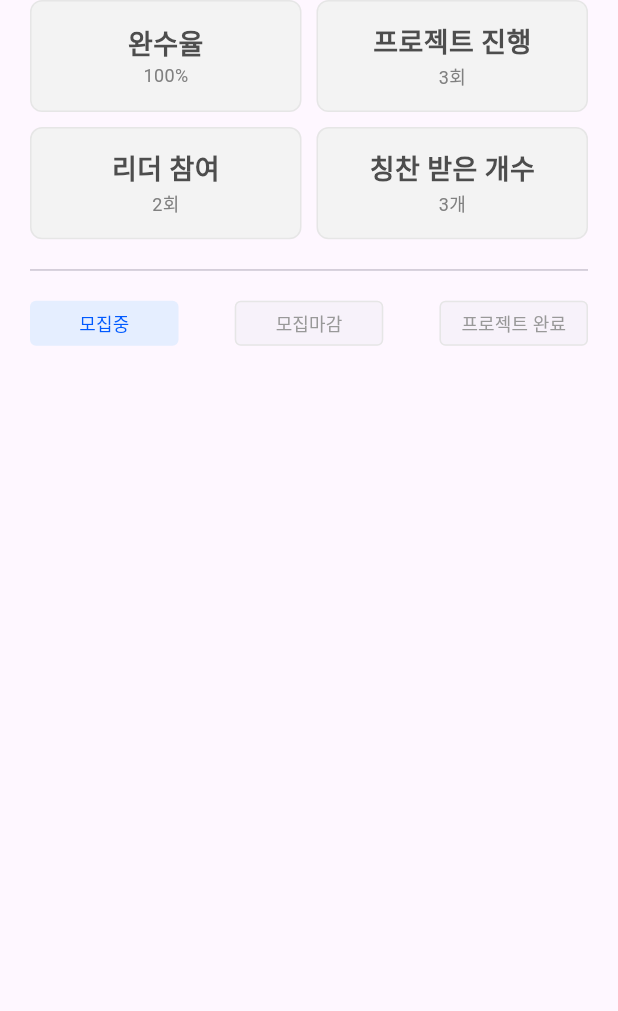
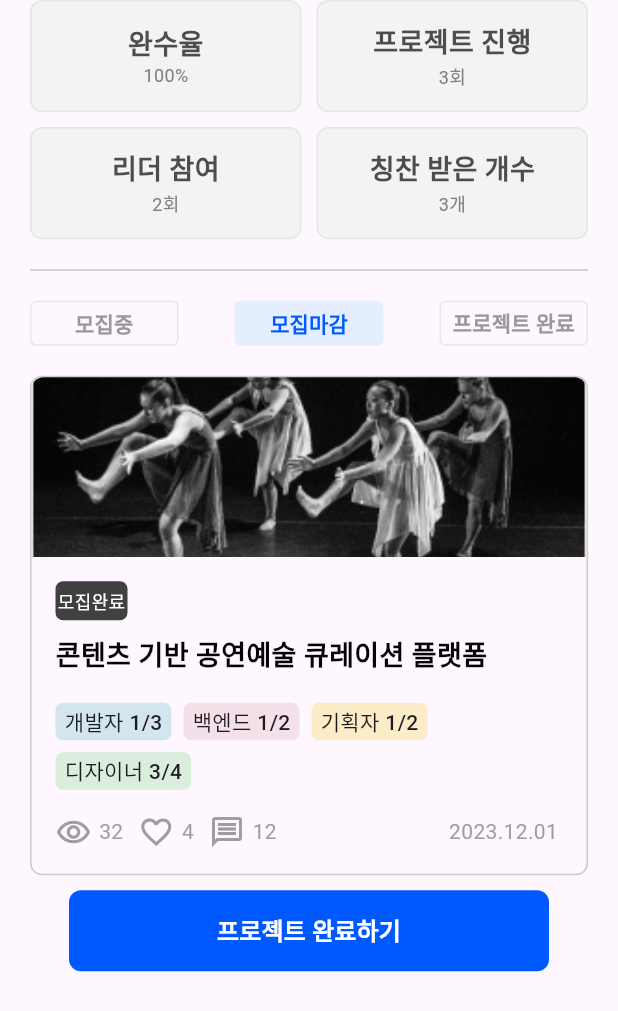
Before and after one commit to 9weeks-app-web/Team-6, a Flutter app: the MyProjectPage screen opened directly, after a tap on "모집마감", on a phone screen of 412 x 824 dp. Shown: the top 1011 px of the screen. Run offline on Flutter 3.47's test engine with Material 3 defaults, Android fonts, the phone set to English and light mode, and no system bars; our stand-ins replace dotted_border, equatable, file_picker, flutter_riverpod, flutter_svg, fluttertoast and 2 more; accounts and stored records are empty; Roboto replaces fonts that are missing (Pretendard).

Commit message:
add project Card Widget

```diff
--- a/lib/view/pages/my_pages/my_community_page.dart
+++ b/lib/view/pages/my_pages/my_community_page.dart
@@ -63,9 +63,8 @@ class MyCommunityPortfolioPage extends ConsumerWidget {
                     ? DesignColor.Primary.shade10
                     : DesignColor.Neutral.shade10),
             shape: DesignButtonStyle.BorderStyle04,
-            backgroundColor: isSelected
-                ? DesignColor.Primary.shade10
-                : DesignColor.Neutral.shade10),
+            backgroundColor:
+                isSelected ? DesignColor.Primary.shade10 : Colors.transparent),
         onPressed: () {
           ref.read(myCommunitypageProvider.notifier).pageChanged(index);
         },
--- a/lib/view/pages/my_pages/my_interest_portfolio_detail_page.dart
+++ b/lib/view/pages/my_pages/my_interest_portfolio_detail_page.dart
@@ -79,9 +79,11 @@ class MyInterestPortfolioDetailPage extends ConsumerWidget {
               ),
               elevation: 0, // 그림자 제거
             ),
-            child: const Text(
+            child: Text(
               '비슷한 포트폴리오 더 보러 가기',
-              style: TextStyle(fontSize: 16),
+              style: DesignTextStyle(
+                      color: Colors.white, style: DesignStyle.Label_1_SemiBold)
+                  .textStyle,
             ),
           ),
         ),
--- a/lib/view/pages/my_pages/my_project_page.dart
+++ b/lib/view/pages/my_pages/my_project_page.dart
@@ -1,12 +1,19 @@
 import 'package:flutter/material.dart';
 import 'package:flutter_app/common.dart';
+import 'package:flutter_app/view/widgets/my_project_widget/my_project_deadline_widget.dart';
+import 'package:flutter_app/view/widgets/my_project_widget/my_project_finish_widget.dart';
+import 'package:flutter_app/view/widgets/my_project_widget/my_project_hiring_widget.dart';
 import 'package:flutter_app/view/widgets/my_project_widget/my_project_info_card_widget.dart';
+import 'package:flutter_app/viewmodel/my_project_page_viewmodel/my_project_page_notifier.dart';
+import 'package:flutter_app/viewmodel/my_project_page_viewmodel/my_project_page_state.dart';
+import 'package:flutter_riverpod/flutter_riverpod.dart';
 
-class MyProjectPage extends StatelessWidget {
+class MyProjectPage extends ConsumerWidget {
   const MyProjectPage({super.key});
 
   @override
-  Widget build(BuildContext context) {
+  Widget build(BuildContext context, WidgetRef ref) {
+    final state = ref.watch(myProjectpageProvider);
     return Scaffold(
       body: Center(
         child: Padding(
@@ -36,48 +43,26 @@ class MyProjectPage extends StatelessWidget {
               Row(
                 mainAxisAlignment: MainAxisAlignment.spaceBetween,
                 children: [
-                  SizedBox(
-                    width: 99,
-                    height: 30,
-                    child: ElevatedButton(
-                      style: ElevatedButton.styleFrom(
-                        elevation: 0,
-                        backgroundColor: DesignColor.Primary.shade10,
-                        shape: DesignButtonStyle.BorderStyle04,
+                  _buildButton('모집중', 0, state, ref),
+                  _buildButton('모집마감', 1, state, ref),
+                  _buildButton('프로젝트 완료', 2, state, ref),
+                ],
               ),
-                      onPressed: () {},
-                      child: Text(
-                        '모집중',
-                        style: DesignTextStyle(
-                                color: DesignColor.Primary,
-                                style: DesignStyle.Caption_1_Medium)
-                            .textStyle,
+              const SizedBox(
+                height: 20,
+              ),
+              _buildPageBody(context, state.page),
+            ],
           ),
         ),
       ),
-                  SizedBox(
-                    width: 99,
-                    height: 30,
-                    child: ElevatedButton(
-                      style: ElevatedButton.styleFrom(
-                        elevation: 0,
-                        side: BorderSide(
-                          width: 1.0,
-                          color: DesignColor.Neutral.shade10,
-                        ),
-                        shape: DesignButtonStyle.BorderStyle04,
-                      ),
-                      onPressed: () {},
-                      child: Text(
-                        '모집마감',
-                        style: DesignTextStyle(
-                                color: DesignColor.Neutral.shade40,
-                                style: DesignStyle.Caption_1_Medium)
-                            .textStyle,
-                      ),
-                    ),
-                  ),
-                  SizedBox(
+    );
+  }
+
+  Widget _buildButton(
+      String title, int index, MyProjectPageState state, WidgetRef ref) {
+    bool isSelected = state.page == index ? true : false;
+    return SizedBox(
       width: 99,
       height: 30,
       child: ElevatedButton(
@@ -86,26 +71,38 @@ class MyProjectPage extends StatelessWidget {
             elevation: 0,
             side: BorderSide(
                 width: 1.0,
-                          color: DesignColor.Neutral.shade10,
-                        ),
+                color: isSelected
+                    ? DesignColor.Primary.shade10
+                    : DesignColor.Neutral.shade10),
             shape: DesignButtonStyle.BorderStyle04,
-                      ),
-                      onPressed: () {},
+            backgroundColor:
+                isSelected ? DesignColor.Primary.shade10 : Colors.transparent),
+        onPressed: () {
+          ref.read(myProjectpageProvider.notifier).pageChanged(index);
+        },
         child: Text(
-                        '프로젝트 완료',
+          title,
           style: DesignTextStyle(
-                                color: DesignColor.Neutral.shade40,
-                                style: DesignStyle.Caption_1_Medium)
+                  color: isSelected
+                      ? DesignColor.Primary
+                      : DesignColor.Neutral.shade40,
+                  style: DesignStyle.Label_2_SemiBold)
               .textStyle,
-                      ),
-                    ),
-                  ),
-                ],
-              ),
-            ],
-          ),
         ),
       ),
     );
   }
+
+  Widget _buildPageBody(BuildContext context, int pageIndex) {
+    switch (pageIndex) {
+      case 0:
+        return const MyProjectHiringWidget();
+      case 1:
+        return const MyProjectDeadLineWidget();
+      case 2:
+        return const MyProjectFinishWidget();
+      default:
+        return const SizedBox.shrink();
     }
+  }
+}
--- /dev/null
+++ b/lib/view/widgets/my_project_widget/my_project_deadline_widget.dart
@@ -0,0 +1,47 @@
+import 'package:flutter/material.dart';
+import 'package:flutter_app/common.dart';
+import 'package:flutter_app/view/widgets/project_widgets/project_card_widget.dart';
+
+class MyProjectDeadLineWidget extends StatelessWidget {
+  const MyProjectDeadLineWidget({super.key});
+
+  @override
+  Widget build(BuildContext context) {
+    return Column(
+      children: [
+        const ProjectCardWidget(
+          isRecruiting: false,
+          imagePath: 'assets/images/project/human.png',
+          projectName: '콘텐츠 기반 공연예술 큐레이션 플랫폼',
+          width: CardWidth.wMax,
+        ),
+        const SizedBox(
+          height: 10,
+        ),
+        SizedBox(
+          width: 320,
+          height: 54,
+          child: ElevatedButton(
+            onPressed: () {
+              // 버튼이 눌렸을 때 실행할 로직
+            },
+            style: ElevatedButton.styleFrom(
+              foregroundColor: Colors.white,
+              backgroundColor: DesignColor.Primary, // 버튼 텍스트 색상
+              shape: RoundedRectangleBorder(
+                borderRadius: BorderRadius.circular(8),
+              ),
+              elevation: 0, // 그림자 제거
+            ),
+            child: Text(
+              '프로젝트 완료하기',
+              style: DesignTextStyle(
+                      color: Colors.white, style: DesignStyle.Label_1_SemiBold)
+                  .textStyle,
+            ),
+          ),
+        ),
+      ],
+    );
+  }
+}
--- /dev/null
+++ b/lib/view/widgets/my_project_widget/my_project_finish_widget.dart
@@ -0,0 +1,47 @@
+import 'package:flutter/material.dart';
+import 'package:flutter_app/common.dart';
+import 'package:flutter_app/view/widgets/project_widgets/project_card_widget.dart';
+
+class MyProjectFinishWidget extends StatelessWidget {
+  const MyProjectFinishWidget({super.key});
+
+  @override
+  Widget build(BuildContext context) {
+    return Column(
+      children: [
+        const ProjectCardWidget(
+          isRecruiting: false,
+          imagePath: 'assets/images/project/dog.png',
+          projectName: '강아지 산책 앱 서비스 팀원 모집',
+          width: CardWidth.wMax,
+        ),
+        const SizedBox(
+          height: 10,
+        ),
+        SizedBox(
+          width: 320,
+          height: 54,
+          child: ElevatedButton(
+            onPressed: () {
+              // 버튼이 눌렸을 때 실행할 로직
+            },
+            style: ElevatedButton.styleFrom(
+              foregroundColor: Colors.white,
+              backgroundColor: DesignColor.Primary, // 버튼 텍스트 색상
+              shape: RoundedRectangleBorder(
+                borderRadius: BorderRadius.circular(8),
+              ),
+              elevation: 0, // 그림자 제거
+            ),
+            child: Text(
+              '팀원에게 칭찬하기',
+              style: DesignTextStyle(
+                      color: Colors.white, style: DesignStyle.Label_1_SemiBold)
+                  .textStyle,
+            ),
+          ),
+        ),
+      ],
+    );
+  }
+}
--- /dev/null
+++ b/lib/view/widgets/my_project_widget/my_project_hiring_widget.dart
@@ -0,0 +1,47 @@
+import 'package:flutter/material.dart';
+import 'package:flutter_app/common.dart';
+import 'package:flutter_app/view/widgets/project_widgets/project_card_widget.dart';
+
+class MyProjectHiringWidget extends StatelessWidget {
+  const MyProjectHiringWidget({super.key});
+
+  @override
+  Widget build(BuildContext context) {
+    return Column(
+      children: [
+        const ProjectCardWidget(
+          isRecruiting: true,
+          imagePath: 'assets/images/project/dog.png',
+          projectName: '강아지 산책 앱 서비스 팀원 모집',
+          width: CardWidth.wMax,
+        ),
+        const SizedBox(
+          height: 10,
+        ),
+        SizedBox(
+          width: 320,
+          height: 54,
+          child: ElevatedButton(
+            onPressed: () {
+              // 버튼이 눌렸을 때 실행할 로직
+            },
+            style: ElevatedButton.styleFrom(
+              foregroundColor: Colors.white,
+              backgroundColor: DesignColor.Primary, // 버튼 텍스트 색상
+              shape: RoundedRectangleBorder(
+                borderRadius: BorderRadius.circular(8),
+              ),
+              elevation: 0, // 그림자 제거
+            ),
+            child: Text(
+              '모집완료하기',
+              style: DesignTextStyle(
+                      color: Colors.white, style: DesignStyle.Label_1_SemiBold)
+                  .textStyle,
+            ),
+          ),
+        ),
+      ],
+    );
+  }
+}
--- a/lib/view/widgets/project_widgets/project_card_widget.dart
+++ b/lib/view/widgets/project_widgets/project_card_widget.dart
@@ -30,7 +30,8 @@ class ProjectCardWidget extends StatelessWidget {
         context.push('/project/detail');
       },
       child: Container(
-        width: 300,
+        width:
+            width == CardWidth.wMax ? MediaQuery.of(context).size.width : 300,
         decoration: BoxDecoration(
           borderRadius: BorderRadius.circular(8),
           border: Border.all(
@@ -42,12 +43,9 @@ class ProjectCardWidget extends StatelessWidget {
           children: [
             Container(
               width: width == CardWidth.wMax
-                  ? MediaQuery
-                  .of(context)
-                  .size
-                  .width
+                  ? MediaQuery.of(context).size.width
                   : 300,
-              height: 100,
+              height: 120,
               decoration: BoxDecoration(
                 image: DecorationImage(
                   image: AssetImage(imagePath),
@@ -70,7 +68,7 @@ class ProjectCardWidget extends StatelessWidget {
                     RecruitingChip(
                       isRecruiting: isRecruiting,
                     ),
-                    SizedBox(height: 10),
+                    const SizedBox(height: 10),
                     Text(
                       projectName,
                       style: width == CardWidth.wMax
@@ -85,18 +83,18 @@ class ProjectCardWidget extends StatelessWidget {
                       overflow: TextOverflow.ellipsis,
                     ),
                     const SizedBox(height: 18),
-                    Row(
+                    const Row(
                       children: [
                         RoleChip(
                           label: '개발자 1/3',
                           color: Color(0xFFD3E5EF),
                         ),
-                        const SizedBox(width: 8),
+                        SizedBox(width: 8),
                         RoleChip(
                           label: '백엔드 1/2',
                           color: Color(0xFFF4E0E9),
                         ),
-                        const SizedBox(width: 8),
+                        SizedBox(width: 8),
                         RoleChip(
                           label: '기획자 1/2',
                           color: Color(0xFFFDECC8),
@@ -104,7 +102,7 @@ class ProjectCardWidget extends StatelessWidget {
                       ],
                     ),
                     const SizedBox(height: 8),
-                    Row(
+                    const Row(
                       children: [
                         RoleChip(
                           label: '디자이너 3/4',
@@ -112,8 +110,8 @@ class ProjectCardWidget extends StatelessWidget {
                         ),
                       ],
                     ),
-                    SizedBox(height: 16),
-                    InfoProject(
+                    const SizedBox(height: 16),
+                    const InfoProject(
                       viewCount: 32,
                       commentCount: 12,
                       likeCount: 4,
--- /dev/null
+++ b/lib/viewmodel/my_project_page_viewmodel/my_project_page_notifier.dart
@@ -0,0 +1,15 @@
+import 'package:flutter_app/viewmodel/my_project_page_viewmodel/my_project_page_state.dart';
+import 'package:flutter_riverpod/flutter_riverpod.dart';
+
+class MyProjectPageNotifier extends StateNotifier<MyProjectPageState> {
+  MyProjectPageNotifier() : super(const MyProjectPageState());
+
+  void pageChanged(int page) {
+    state = state.copyWith(page: page);
+  }
+}
+
+final myProjectpageProvider =
+    StateNotifierProvider<MyProjectPageNotifier, MyProjectPageState>((ref) {
+  return MyProjectPageNotifier();
+});
--- /dev/null
+++ b/lib/viewmodel/my_project_page_viewmodel/my_project_page_state.dart
@@ -0,0 +1,15 @@
+import 'package:equatable/equatable.dart';
+
+class MyProjectPageState extends Equatable {
+  final int page;
+  const MyProjectPageState({this.page = 0});
+
+  MyProjectPageState copyWith({
+    int? page,
+  }) {
+    return MyProjectPageState(page: page ?? this.page);
+  }
+
+  @override
+  List<Object> get props => [page];
+}
```
Lines whose indentation alone changed are shown as unchanged.
